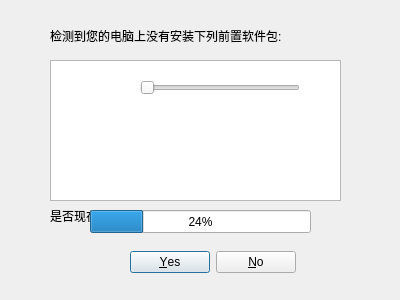
First picture: the form in src/guide_software/dependencyinstaller.ui, repository creeper12356/guide_software, before the edit.
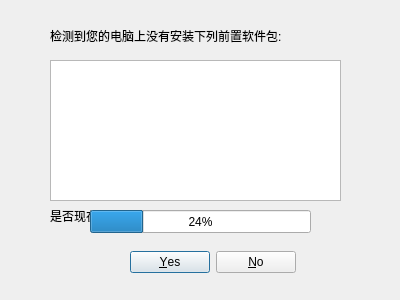
Second picture: the form after the edit.

What changed in the file:
```diff
--- a/src/guide_software/dependencyinstaller.ui
+++ b/src/guide_software/dependencyinstaller.ui
@@ -87,19 +87,6 @@
     <number>24</number>
    </property>
   </widget>
-  <widget class="QSlider" name="horizontalSlider">
-   <property name="geometry">
-    <rect>
-     <x>140</x>
-     <y>80</y>
-     <width>160</width>
-     <height>16</height>
-    </rect>
-   </property>
-   <property name="orientation">
-    <enum>Qt::Horizontal</enum>
-   </property>
-  </widget>
  </widget>
  <resources/>
  <connections/>
```
